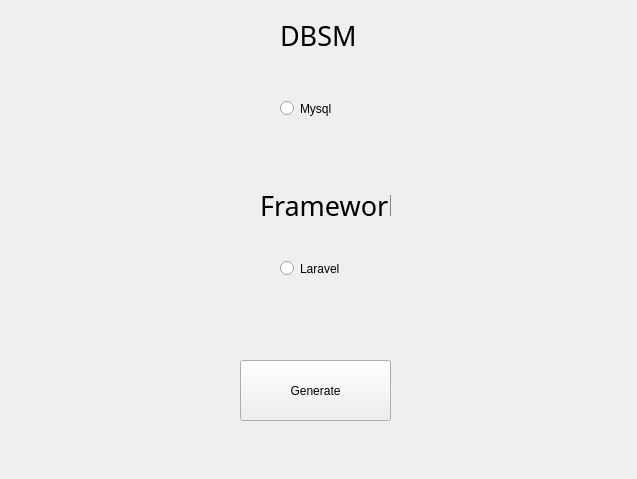
The window that gui/gui_csv_to_db.ui (ast0l/CsvToDB) describes before a commit, drawn with Qt 5.
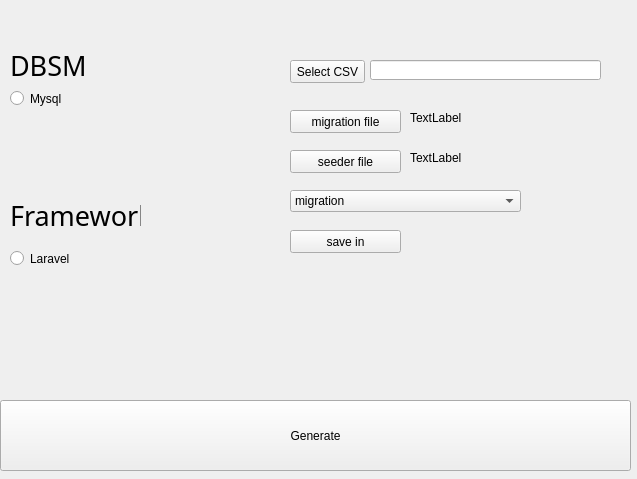
The same window after the commit.

```diff
--- a/gui/gui_csv_to_db.ui
+++ b/gui/gui_csv_to_db.ui
@@ -25,8 +25,8 @@
    <widget class="QLabel" name="title_dbsm">
     <property name="geometry">
      <rect>
-      <x>280</x>
-      <y>20</y>
+      <x>10</x>
+      <y>50</y>
       <width>91</width>
       <height>31</height>
      </rect>
@@ -47,8 +47,8 @@
    <widget class="QLabel" name="title_framework">
     <property name="geometry">
      <rect>
-      <x>260</x>
-      <y>190</y>
+      <x>10</x>
+      <y>200</y>
       <width>131</width>
       <height>31</height>
      </rect>
@@ -69,8 +69,8 @@
    <widget class="QRadioButton" name="btn_mysql">
     <property name="geometry">
      <rect>
-      <x>280</x>
-      <y>100</y>
+      <x>10</x>
+      <y>90</y>
       <width>82</width>
       <height>17</height>
      </rect>
@@ -82,8 +82,8 @@
    <widget class="QRadioButton" name="btn_laravel">
     <property name="geometry">
      <rect>
-      <x>280</x>
-      <y>260</y>
+      <x>10</x>
+      <y>250</y>
       <width>82</width>
       <height>17</height>
      </rect>
@@ -95,16 +95,138 @@
    <widget class="QPushButton" name="send">
     <property name="geometry">
      <rect>
-      <x>240</x>
-      <y>360</y>
-      <width>151</width>
-      <height>61</height>
+      <x>0</x>
+      <y>400</y>
+      <width>631</width>
+      <height>71</height>
      </rect>
     </property>
     <property name="text">
      <string>Generate</string>
     </property>
    </widget>
+   <widget class="QPushButton" name="btn_select_csv">
+    <property name="geometry">
+     <rect>
+      <x>290</x>
+      <y>60</y>
+      <width>75</width>
+      <height>23</height>
+     </rect>
+    </property>
+    <property name="text">
+     <string>Select CSV</string>
+    </property>
+   </widget>
+   <widget class="QLineEdit" name="csv_filepath_display">
+    <property name="enabled">
+     <bool>true</bool>
+    </property>
+    <property name="geometry">
+     <rect>
+      <x>370</x>
+      <y>60</y>
+      <width>231</width>
+      <height>20</height>
+     </rect>
+    </property>
+    <property name="text">
+     <string/>
+    </property>
+    <property name="readOnly">
+     <bool>false</bool>
+    </property>
+   </widget>
+   <widget class="QPushButton" name="btn_migration_file">
+    <property name="geometry">
+     <rect>
+      <x>290</x>
+      <y>110</y>
+      <width>111</width>
+      <height>23</height>
+     </rect>
+    </property>
+    <property name="text">
+     <string>migration file</string>
+    </property>
+   </widget>
+   <widget class="QPushButton" name="btn_migration_file_2">
+    <property name="geometry">
+     <rect>
+      <x>290</x>
+      <y>150</y>
+      <width>111</width>
+      <height>23</height>
+     </rect>
+    </property>
+    <property name="text">
+     <string>seeder file</string>
+    </property>
+   </widget>
+   <widget class="QComboBox" name="btn_dbsm_migration_seeder">
+    <property name="geometry">
+     <rect>
+      <x>290</x>
+      <y>190</y>
+      <width>231</width>
+      <height>22</height>
+     </rect>
+    </property>
+    <item>
+     <property name="text">
+      <string>migration</string>
+     </property>
+    </item>
+    <item>
+     <property name="text">
+      <string>seeder</string>
+     </property>
+    </item>
+    <item>
+     <property name="text">
+      <string>migration + seeder</string>
+     </property>
+    </item>
+   </widget>
+   <widget class="QLabel" name="label_migration_file">
+    <property name="geometry">
+     <rect>
+      <x>410</x>
+      <y>110</y>
+      <width>221</width>
+      <height>16</height>
+     </rect>
+    </property>
+    <property name="text">
+     <string>TextLabel</string>
+    </property>
+   </widget>
+   <widget class="QLabel" name="label_seeder_file">
+    <property name="geometry">
+     <rect>
+      <x>410</x>
+      <y>150</y>
+      <width>221</width>
+      <height>16</height>
+     </rect>
+    </property>
+    <property name="text">
+     <string>TextLabel</string>
+    </property>
+   </widget>
+   <widget class="QPushButton" name="btn_save_dbsm">
+    <property name="geometry">
+     <rect>
+      <x>290</x>
+      <y>230</y>
+      <width>111</width>
+      <height>23</height>
+     </rect>
+    </property>
+    <property name="text">
+     <string>save in</string>
+    </property>
+   </widget>
   </widget>
  </widget>
  <resources/>
```
